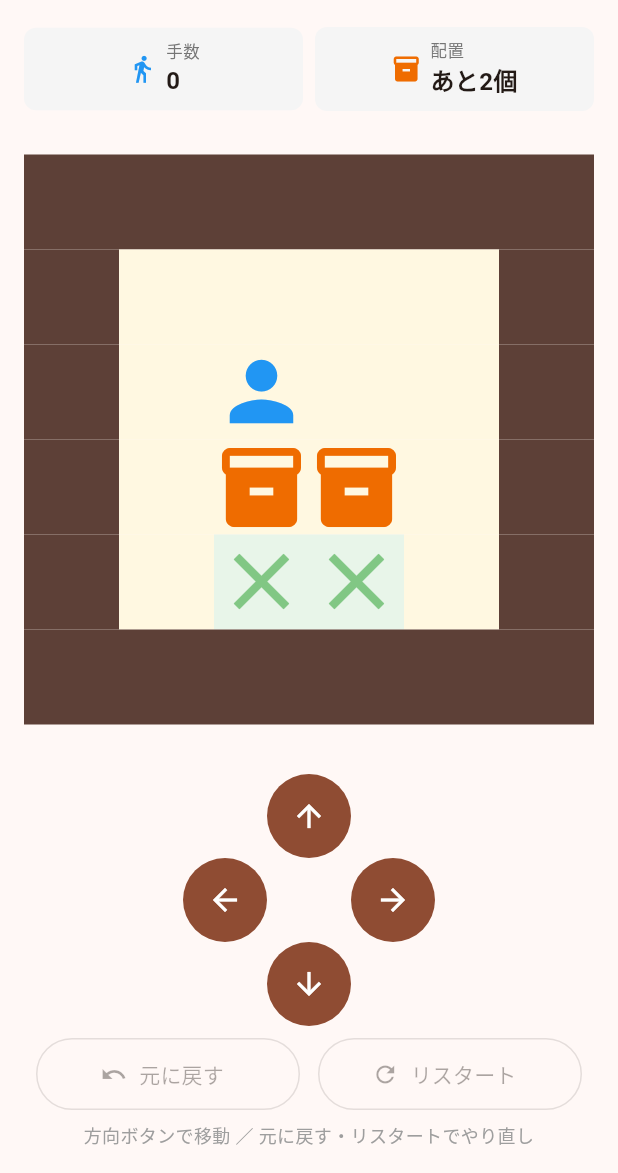
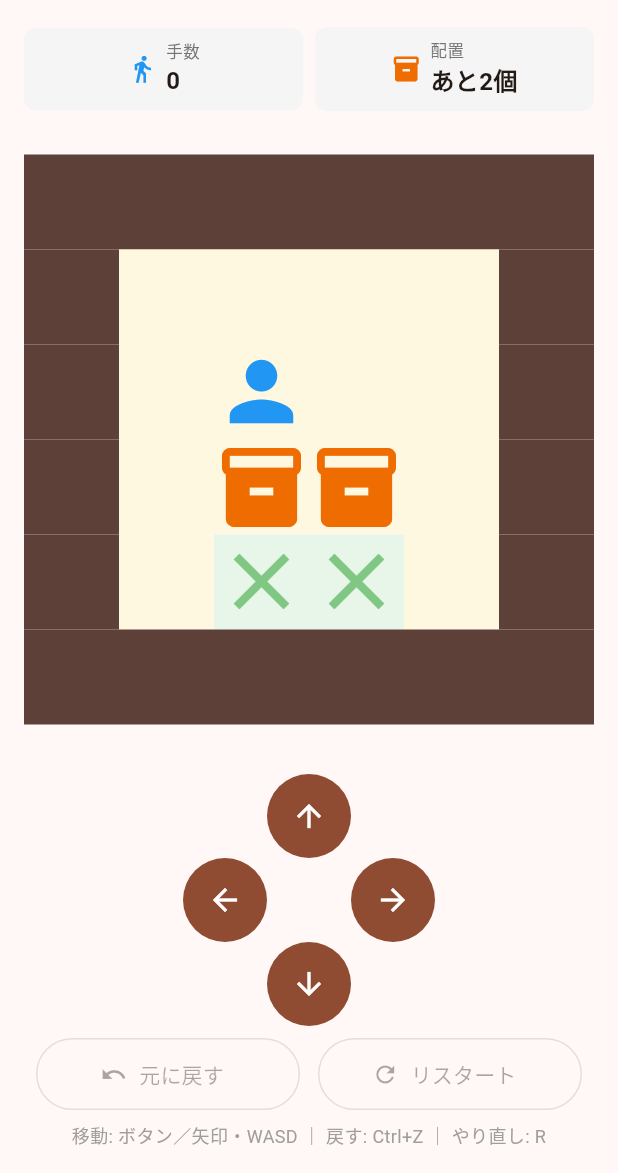
Before and after one commit to mozuq-lab/sokoban-app, a Flutter app: the screen it shows after launch, on a phone screen of 412 x 824 dp, the part 63-1236 px from its top. Run offline on Flutter 3.47's test engine with Material 3 defaults, Android fonts, the phone set to English and light mode, and no system bars.

Commit message:
操作ヒントにキーボード操作を明記する (#26)

```diff
--- a/lib/features/game/presentation/home_screen.dart
+++ b/lib/features/game/presentation/home_screen.dart
@@ -274,10 +274,10 @@ class _HomeScreenState extends State<HomeScreen> {
                         duration: const Duration(milliseconds: 200),
                         child: Text(
                           _gameState.isSolved
-                              ? 'クリア済み — 元に戻す・リスタートで続けられます'
+                              ? 'クリア済み — Ctrl+Z で戻す・R でやり直し'
                               : _moveBlocked
                                   ? 'その方向には進めません'
-                                  : '方向ボタンで移動 ／ 元に戻す・リスタートでやり直し',
+                                  : '移動: ボタン／矢印・WASD ｜ 戻す: Ctrl+Z ｜ やり直し: R',
                           key: ValueKey(
                             _gameState.isSolved
                                 ? 'hint-cleared'
```
Also changed, not shown: 1 other file.
